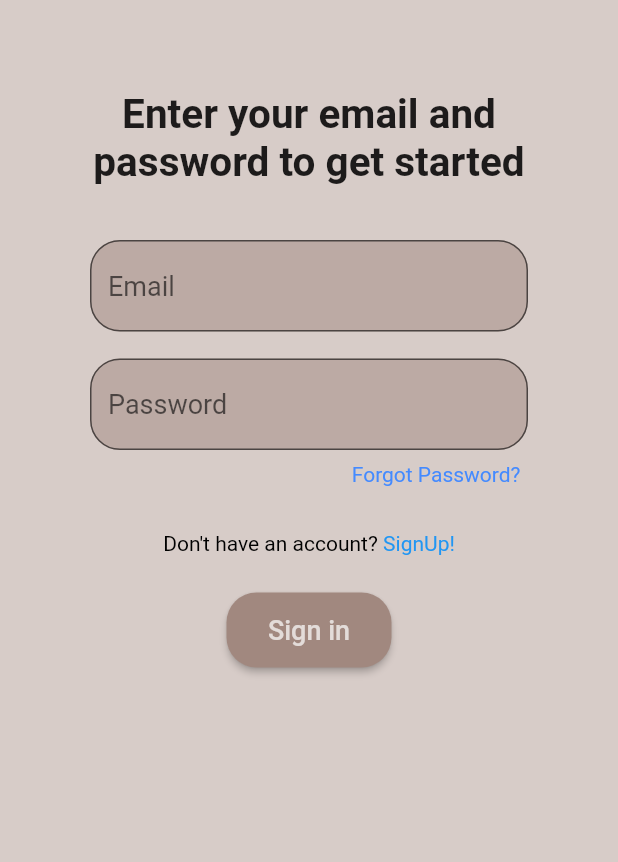
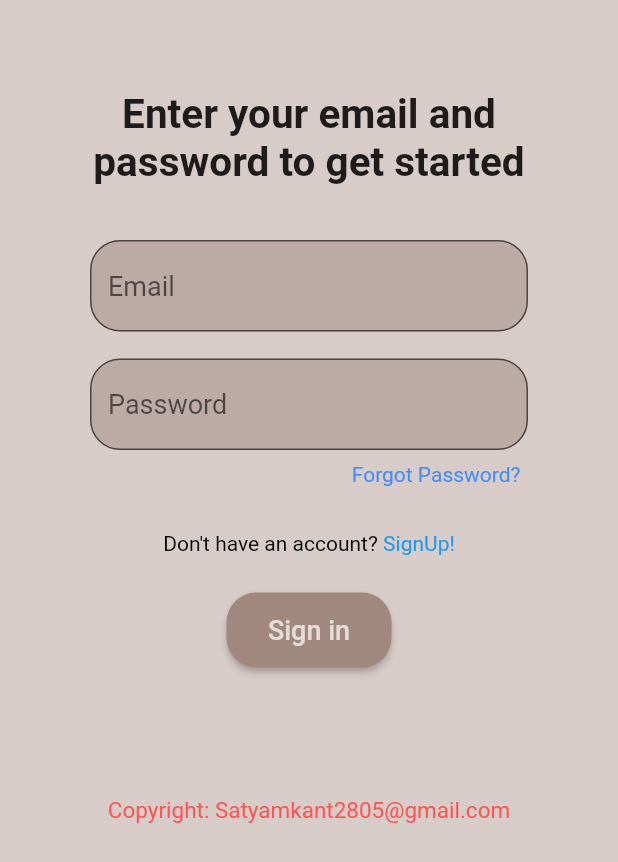
Before and after one commit to satyamkant/chit_chat, a Flutter app: the screen it shows after launch, on a phone screen of 412 x 824 dp. Shown: the top 862 px of the screen. Run offline on Flutter 3.47's test engine with Material 2 defaults, Android fonts, the light colour scheme and no system bars; our stand-ins replace cloud_firestore, firebase_auth, firebase_core, flutter_spinkit; accounts and stored records are empty.

Commit message:
copyright message added

```diff
--- a/lib/screens/authentication/sign_in.dart
+++ b/lib/screens/authentication/sign_in.dart
@@ -235,6 +235,16 @@ class _SignInState extends State<SignIn> {
                           ),
                         ),
                       ),
+                      Container(
+                        padding: const EdgeInsets.fromLTRB(0, 50, 0, 0),
+                        child: const Text(
+                          'Copyright: Satyamkant2805@gmail.com',
+                          style: TextStyle(
+                            color: Colors.redAccent,
+                            fontSize: 15,
+                          ),
+                        ),
+                      )
                     ],
                   ),
                 ),
--- a/lib/screens/chat/chat.dart
+++ b/lib/screens/chat/chat.dart
@@ -1,5 +1,3 @@
-import 'dart:math';
-
 import 'package:chit_chat/custom/chatinfo.dart';
 import 'package:chit_chat/screens/chat/chatlist.dart';
 import 'package:chit_chat/services/database.dart';
```
Also changed, not shown: lib/screens/authentication/register.dart (+10 -0 lines), pubspec.lock, 3 other files.
